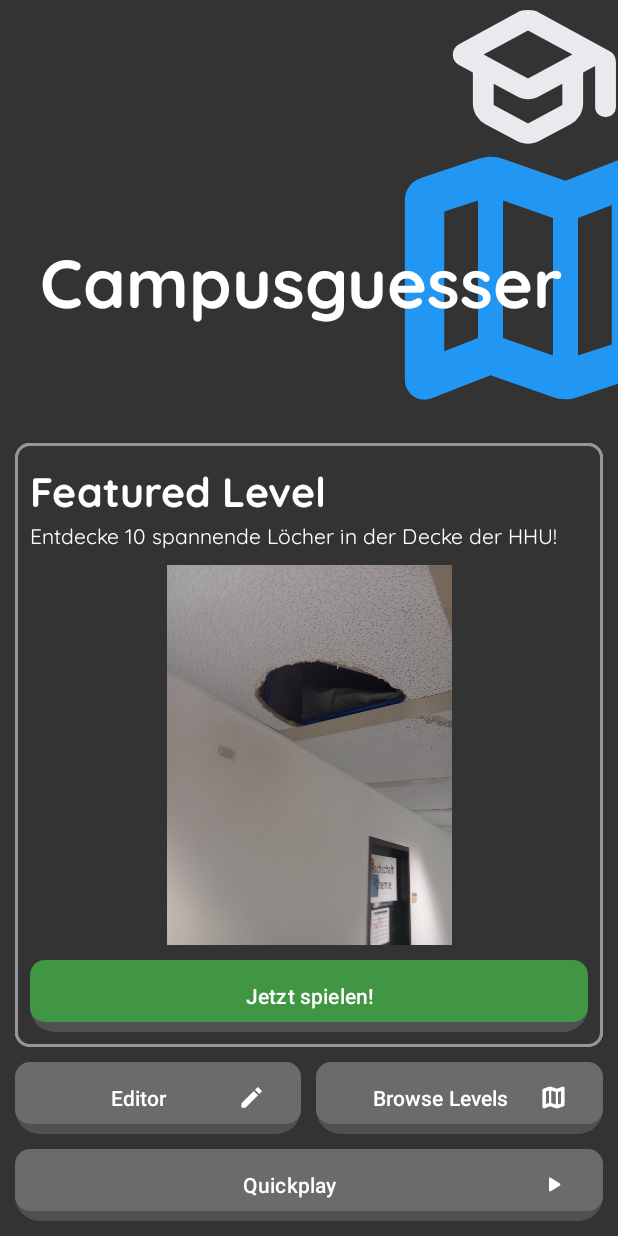
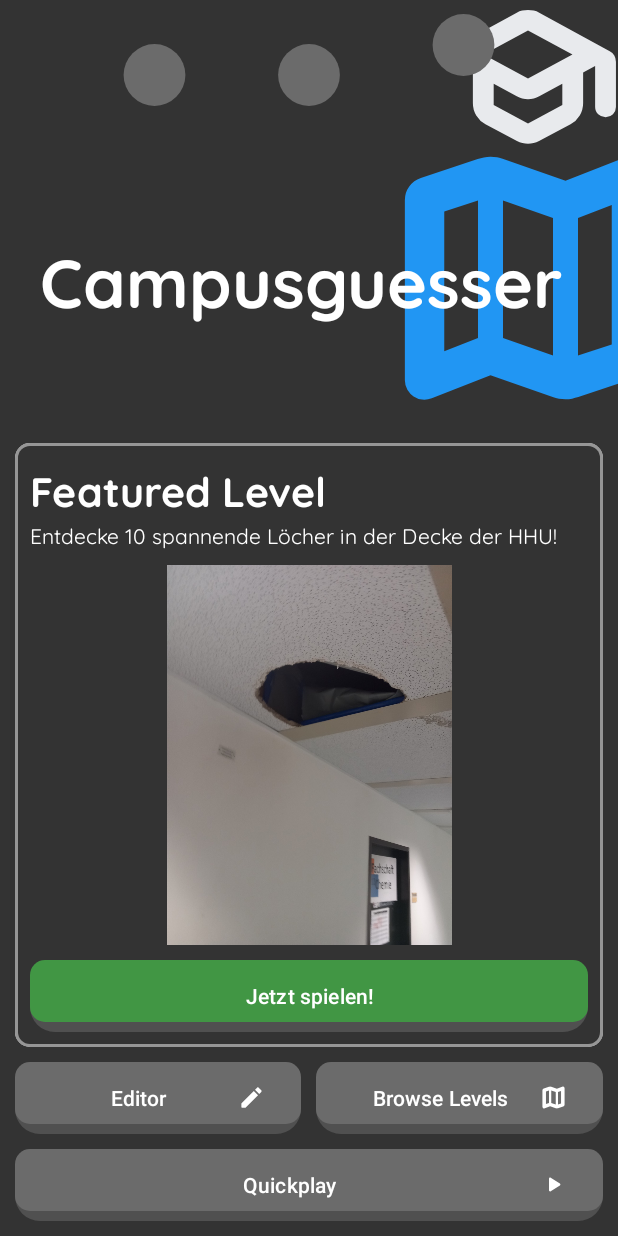
Before and after one commit to val-pu/Campusguesser-fscs, an Android app: the screen it shows after launch (MenuActivity), on a phone screen of 412 x 824 dp. Run offline under Robolectric (Android 15) with nearby library versions, the phone set to English and light mode, and no system bars.

Commit message:
Creating loading popup

```diff
--- a/app/src/main/java/de/hhufscs/campusguesser/ui/util/AnimatedPopup.kt
+++ b/app/src/main/java/de/hhufscs/campusguesser/ui/util/AnimatedPopup.kt
@@ -19,7 +19,6 @@ class AnimatedPopup(val rootView: ViewGroup, val builder: Builder.() -> (Unit))
         rootMotionLayout = layoutInflater.inflate(R.layout.layout_success, rootView)
             .findViewById(R.id.popup)!!
         binding = LayoutSuccessBinding.bind(rootMotionLayout)
-
         val popupBuilder = Builder()
         builder(popupBuilder)
 
--- /dev/null
+++ b/app/src/main/java/de/hhufscs/campusguesser/ui/views/LoadingAnimation.kt
@@ -0,0 +1,41 @@
+package de.hhufscs.campusguesser.ui.views
+
+import android.content.Context
+import android.graphics.Canvas
+import android.graphics.Paint
+import android.util.AttributeSet
+import android.view.View
+import de.hhufscs.campusguesser.R
+import kotlin.math.PI
+import kotlin.math.sin
+
+class LoadingAnimation(context: Context?, attrs: AttributeSet?) : View(context, attrs) {
+
+    val ballPaint = Paint()
+    val fps = 25
+    val timePerBall = 400L
+    init {
+        ballPaint.color = resources.getColor(R.color.button_accent)
+        postInvalidate()
+    }
+
+    override fun onDraw(canvas: Canvas) {
+        val oneFourth = width/4f
+        val radius = oneFourth*.2
+        val ballActive = (System.currentTimeMillis()%(3*timePerBall))/timePerBall
+        val x = (System.currentTimeMillis()%timePerBall)/timePerBall.toFloat()*PI+ PI
+        canvas.drawCircle(oneFourth*(ballActive+1),
+            (height/2F + sin(x)*height*.2).toFloat(), radius.toFloat(),ballPaint)
+
+        repeat(3) {
+            if(it.toLong() != ballActive)
+            canvas.drawCircle(oneFourth*(it+1),
+                height/2F, radius.toFloat(),ballPaint)
+        }
+
+
+        postInvalidateDelayed((1000/fps).toLong())
+        super.onDraw(canvas)
+    }
+
+}
--- a/app/src/main/res/layout/activity_guess.xml
+++ b/app/src/main/res/layout/activity_guess.xml
@@ -6,6 +6,7 @@
     android:layout_height="match_parent"
     android:background="@color/back"
     android:orientation="vertical"
+    android:id="@+id/root_thingy"
     tools:context=".ui.game.GuessActivity">
 
     <androidx.constraintlayout.widget.ConstraintLayout
--- a/app/src/main/res/layout/activity_menu_new.xml
+++ b/app/src/main/res/layout/activity_menu_new.xml
@@ -162,5 +162,12 @@
 
     </LinearLayout>
 
+    <de.hhufscs.campusguesser.ui.views.LoadingAnimation
+        android:id="@+id/loadingAnimation"
+        android:layout_width="wrap_content"
+        android:layout_height="100dp"
+        app:layout_constraintStart_toStartOf="parent"
+        app:layout_constraintTop_toTopOf="parent" />
+
 
 </androidx.constraintlayout.widget.ConstraintLayout>
```
Also changed, not shown: app/src/main/java/de/hhufscs/campusguesser/ui/game/GuessActivity.kt (+17 -6 lines), app/src/main/java/de/hhufscs/campusguesser/ui/util/AnimatedLoadingPopUp.kt (added, +34 -0 lines), app/src/main/res/layout/layout_loading.xml (added, +37 -0 lines).
